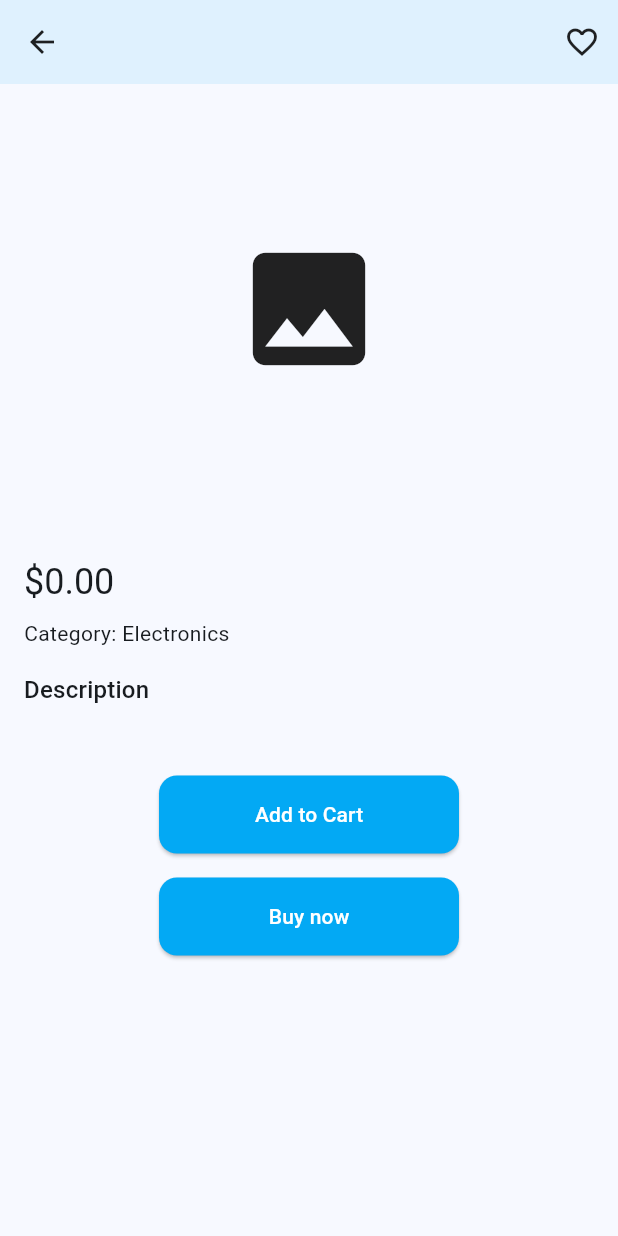
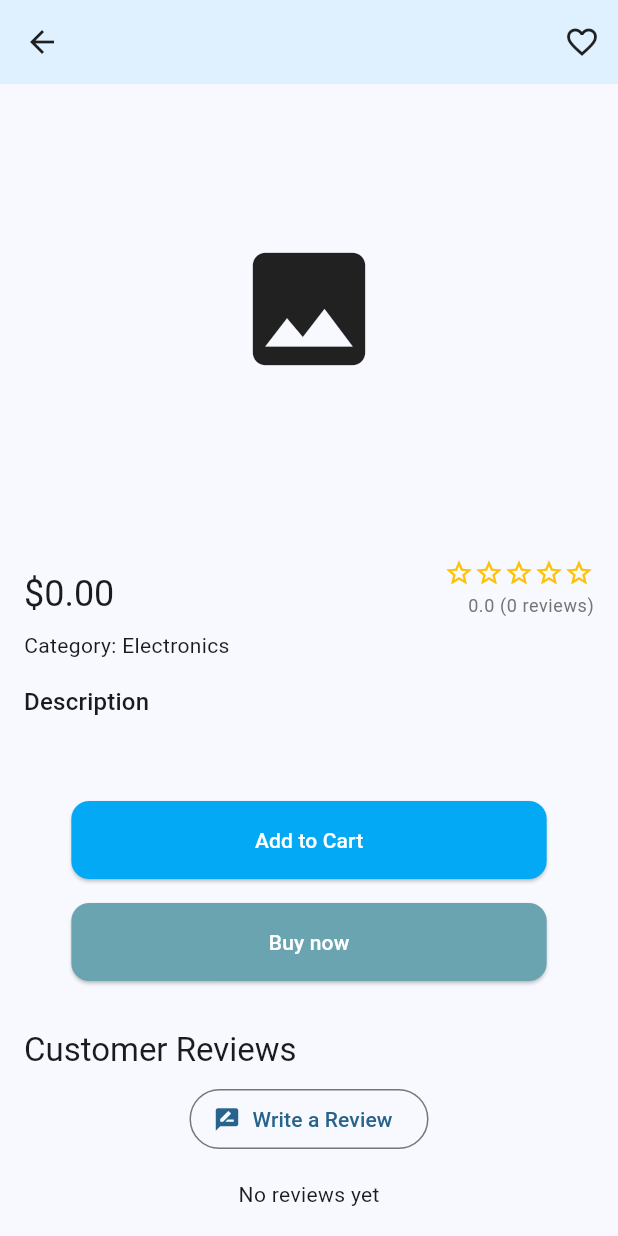
Before and after one commit to abid2net/ecommerce, a Flutter app: the ProductDetailsScreen screen opened directly with empty values, on a phone screen of 412 x 824 dp. Run offline on Flutter 3.47's test engine with Material 3 defaults, Android fonts, the phone set to English and light mode, and no system bars; our stand-ins replace carousel_slider, cloud_firestore, dots_indicator, equatable, firebase_auth, firebase_core and 5 more; missing offline and left inert: flutter_facebook_auth; accounts and stored records are empty; network calls fail.

Commit message:
Added rating and review

```diff
--- a/lib/models/product_model.dart
+++ b/lib/models/product_model.dart
@@ -9,6 +9,8 @@ class ProductModel extends Equatable {
   final List<String> images;
   final ProductCategory category;
   final int? quantity;
+  final double rating;
+  final int reviewCount;
 
   const ProductModel({
     required this.id,
@@ -18,6 +20,8 @@ class ProductModel extends Equatable {
     this.images = const [],
     required this.category,
     this.quantity,
+    this.rating = 0.0,
+    this.reviewCount = 0,
   });
 
   @override
@@ -29,6 +33,8 @@ class ProductModel extends Equatable {
     images,
     category,
     quantity,
+    rating,
+    reviewCount,
   ];
 
   Map<String, dynamic> toMap() {
@@ -40,6 +46,8 @@ class ProductModel extends Equatable {
       'images': images,
       'category': category.name,
       'quantity': quantity,
+      'rating': rating,
+      'reviewCount': reviewCount,
     };
   }
 
@@ -55,6 +63,8 @@ class ProductModel extends Equatable {
         orElse: () => ProductCategory.tyres,
       ),
       quantity: map['quantity'] as int?,
+      rating: (map['rating'] as num?)?.toDouble() ?? 0.0,
+      reviewCount: (map['reviewCount'] as int?) ?? 0,
     );
   }
 }
--- /dev/null
+++ b/lib/models/review_model.dart
@@ -0,0 +1,56 @@
+import 'package:equatable/equatable.dart';
+
+class ReviewModel extends Equatable {
+  final String id;
+  final String userId;
+  final String userName;
+  final String productId;
+  final double rating;
+  final String comment;
+  final DateTime createdAt;
+
+  const ReviewModel({
+    required this.id,
+    required this.userId,
+    required this.userName,
+    required this.productId,
+    required this.rating,
+    required this.comment,
+    required this.createdAt,
+  });
+
+  @override
+  List<Object?> get props => [
+    id,
+    userId,
+    userName,
+    productId,
+    rating,
+    comment,
+    createdAt,
+  ];
+
+  Map<String, dynamic> toMap() {
+    return {
+      'id': id,
+      'userId': userId,
+      'userName': userName,
+      'productId': productId,
+      'rating': rating,
+      'comment': comment,
+      'createdAt': createdAt.toIso8601String(),
+    };
+  }
+
+  factory ReviewModel.fromMap(Map<String, dynamic> map) {
+    return ReviewModel(
+      id: map['id'] as String,
+      userId: map['userId'] as String,
+      userName: map['userName'] as String,
+      productId: map['productId'] as String,
+      rating: (map['rating'] as num).toDouble(),
+      comment: map['comment'] as String,
+      createdAt: DateTime.parse(map['createdAt'] as String),
+    );
+  }
+}
--- a/lib/screens/product/product_details_screen.dart
+++ b/lib/screens/product/product_details_screen.dart
@@ -1,11 +1,17 @@
 import 'package:ecommerce/screens/payment/payment_screen.dart';
-import 'package:flutter/material.dart' hide CarouselController;
+import 'package:ecommerce/theme/app_theme.dart';
+import 'package:ecommerce/widgets/rating_bar.dart';
+import 'package:ecommerce/widgets/review_dialog.dart';
+import 'package:flutter/material.dart';
 import 'package:ecommerce/models/product_model.dart';
 import 'package:flutter_bloc/flutter_bloc.dart';
 import 'package:ecommerce/blocs/wishlist/wishlist_bloc.dart';
 import 'package:ecommerce/blocs/cart/cart_bloc.dart';
 import 'package:carousel_slider/carousel_slider.dart';
 import 'package:dots_indicator/dots_indicator.dart';
+import 'package:cloud_firestore/cloud_firestore.dart';
+import 'package:ecommerce/models/review_model.dart';
+import 'package:ecommerce/widgets/review_card.dart';
 
 class ProductDetailsScreen extends StatefulWidget {
   final ProductModel product;
@@ -109,9 +115,27 @@ class _ProductDetailsScreenState extends State<ProductDetailsScreen> {
               child: Column(
                 crossAxisAlignment: CrossAxisAlignment.start,
                 children: [
-                  Text(
-                    '\$${widget.product.price.toStringAsFixed(2)}',
-                    style: Theme.of(context).textTheme.headlineSmall,
+                  Row(
+                    mainAxisAlignment: MainAxisAlignment.spaceBetween,
+                    crossAxisAlignment: CrossAxisAlignment.end,
+                    children: [
+                      Text(
+                        '\$${widget.product.price.toStringAsFixed(2)}',
+                        style: Theme.of(context).textTheme.headlineSmall,
+                      ),
+                      Column(
+                        crossAxisAlignment: CrossAxisAlignment.end,
+                        children: [
+                          RatingBar(rating: widget.product.rating, size: 20),
+                          const SizedBox(height: 4),
+                          Text(
+                            '${widget.product.rating.toStringAsFixed(1)} (${widget.product.reviewCount} reviews)',
+                            style: Theme.of(context).textTheme.bodySmall
+                                ?.copyWith(color: Colors.grey[600]),
+                          ),
+                        ],
+                      ),
+                    ],
                   ),
                   const SizedBox(height: 8),
                   Text(
@@ -128,11 +152,11 @@ class _ProductDetailsScreenState extends State<ProductDetailsScreen> {
                     widget.product.description ?? 'No description available',
                     style: Theme.of(context).textTheme.bodyMedium,
                   ),
-                  const SizedBox(height: 16),
+                  const SizedBox(height: 25),
 
                   Center(
                     child: SizedBox(
-                      width: 200,
+                      width: MediaQuery.of(context).size.width / 1.3,
                       child: ElevatedButton(
                         onPressed:
                             () => _showQuantityDialog(context, isBuyNow: false),
@@ -143,13 +167,72 @@ class _ProductDetailsScreenState extends State<ProductDetailsScreen> {
                   const SizedBox(height: 16),
                   Center(
                     child: SizedBox(
-                      width: 200,
+                      width: MediaQuery.of(context).size.width / 1.3,
                       child: ElevatedButton(
+                        style: ElevatedButton.styleFrom(
+                          backgroundColor: AppTheme.tertiaryColor,
+                        ),
                         onPressed:
                             () => _showQuantityDialog(context, isBuyNow: true),
                         child: const Text('Buy now'),
                       ),
                     ),
+                  ),
+                  const SizedBox(height: 32),
+                  // Reviews Section
+                  Text(
+                    'Customer Reviews',
+                    style: Theme.of(context).textTheme.titleLarge,
+                  ),
+                  const SizedBox(height: 8),
+                  // Add Review Button
+                  Center(
+                    child: OutlinedButton.icon(
+                      onPressed: () => _showReviewDialog(context),
+                      icon: const Icon(Icons.rate_review),
+                      label: const Text('Write a Review'),
+                    ),
+                  ),
+                  const SizedBox(height: 16),
+                  StreamBuilder<List<ReviewModel>>(
+                    stream: FirebaseFirestore.instance
+                        .collection('products')
+                        .doc(widget.product.id)
+                        .collection('reviews')
+                        .orderBy('createdAt', descending: true)
+                        .snapshots()
+                        .map(
+                          (snapshot) =>
+                              snapshot.docs
+                                  .map((doc) => ReviewModel.fromMap(doc.data()))
+                                  .toList(),
+                        ),
+                    builder: (context, snapshot) {
+                      if (snapshot.hasError) {
+                        return Center(child: Text('Error: ${snapshot.error}'));
+                      }
+
+                      if (snapshot.connectionState == ConnectionState.waiting) {
+                        return const Center(child: CircularProgressIndicator());
+                      }
+
+                      final reviews = snapshot.data ?? [];
+
+                      if (reviews.isEmpty) {
+                        return const Center(child: Text('No reviews yet'));
+                      }
+
+                      return ListView.separated(
+                        shrinkWrap: true,
+                        physics: const NeverScrollableScrollPhysics(),
+                        itemCount: reviews.length,
+                        separatorBuilder: (context, index) => const Divider(),
+                        itemBuilder: (context, index) {
+                          final review = reviews[index];
+                          return ReviewCard(review: review);
+                        },
+                      );
+                    },
                   ),
                 ],
               ),
@@ -236,4 +319,11 @@ class _ProductDetailsScreenState extends State<ProductDetailsScreen> {
       },
     );
   }
+
+  Future<void> _showReviewDialog(BuildContext context) {
+    return showDialog(
+      context: context,
+      builder: (context) => ReviewDialog(productId: widget.product.id),
+    );
+  }
 }
--- a/lib/theme/app_theme.dart
+++ b/lib/theme/app_theme.dart
@@ -3,7 +3,8 @@ import 'package:flutter/material.dart';
 class AppTheme {
   static const double _borderRadius = 12.0;
   static const Color primaryColor = Colors.lightBlue;
-  static const Color secondaryColor = Color(0xFFE57373); // light maroon
+  static const Color secondaryColor = Color(0xFF2f6d80); // light maroon
+  static const Color tertiaryColor = Color(0xFF6aa4b0); // light maroon
 
   static ThemeData lightTheme = ThemeData(
     useMaterial3: true,
--- /dev/null
+++ b/lib/widgets/rating_bar.dart
@@ -0,0 +1,38 @@
+import 'package:flutter/material.dart';
+
+class RatingBar extends StatelessWidget {
+  final double rating;
+  final double size;
+  final Color? color;
+
+  const RatingBar({
+    super.key,
+    required this.rating,
+    this.size = 16,
+    this.color,
+  });
+
+  @override
+  Widget build(BuildContext context) {
+    return Row(
+      mainAxisSize: MainAxisSize.min,
+      children: List.generate(5, (index) {
+        if (index < rating.floor()) {
+          return Icon(Icons.star, size: size, color: color ?? Colors.amber);
+        }
+        if (index == rating.floor() && rating % 1 != 0) {
+          return Icon(
+            Icons.star_half,
+            size: size,
+            color: color ?? Colors.amber,
+          );
+        }
+        return Icon(
+          Icons.star_border,
+          size: size,
+          color: color ?? Colors.amber,
+        );
+      }),
+    );
+  }
+}
--- /dev/null
+++ b/lib/widgets/review_card.dart
@@ -0,0 +1,39 @@
+import 'package:flutter/material.dart';
+import 'package:ecommerce/models/review_model.dart';
+import 'package:ecommerce/widgets/rating_bar.dart';
+import 'package:intl/intl.dart';
+
+class ReviewCard extends StatelessWidget {
+  final ReviewModel review;
+
+  const ReviewCard({super.key, required this.review});
+
+  @override
+  Widget build(BuildContext context) {
+    return Padding(
+      padding: const EdgeInsets.symmetric(vertical: 8.0),
+      child: Column(
+        crossAxisAlignment: CrossAxisAlignment.start,
+        children: [
+          Row(
+            mainAxisAlignment: MainAxisAlignment.spaceBetween,
+            children: [
+              Text(
+                review.userName,
+                style: Theme.of(context).textTheme.titleMedium,
+              ),
+              Text(
+                DateFormat.yMMMd().format(review.createdAt),
+                style: Theme.of(context).textTheme.bodySmall,
+              ),
+            ],
+          ),
+          const SizedBox(height: 4),
+          RatingBar(rating: review.rating, size: 16),
+          const SizedBox(height: 8),
+          Text(review.comment, style: Theme.of(context).textTheme.bodyMedium),
+        ],
+      ),
+    );
+  }
+}
```
Also changed, not shown: lib/screens/home/home_screen.dart (+69 -55 lines), lib/widgets/review_dialog.dart (added, +132 -0 lines).
